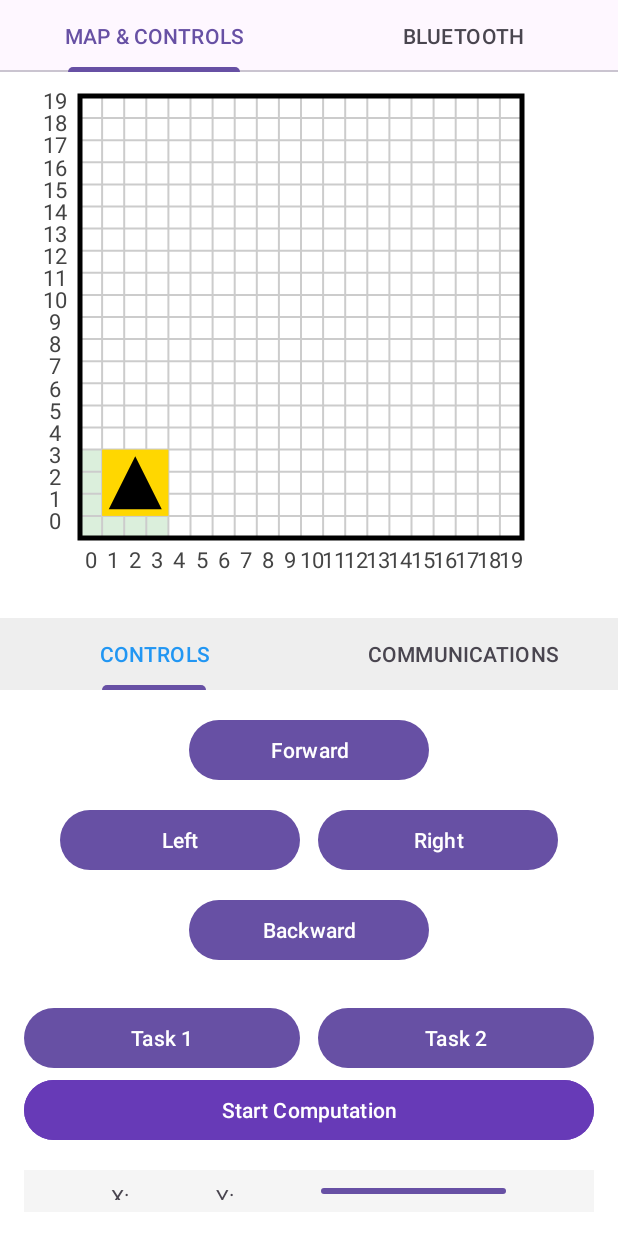
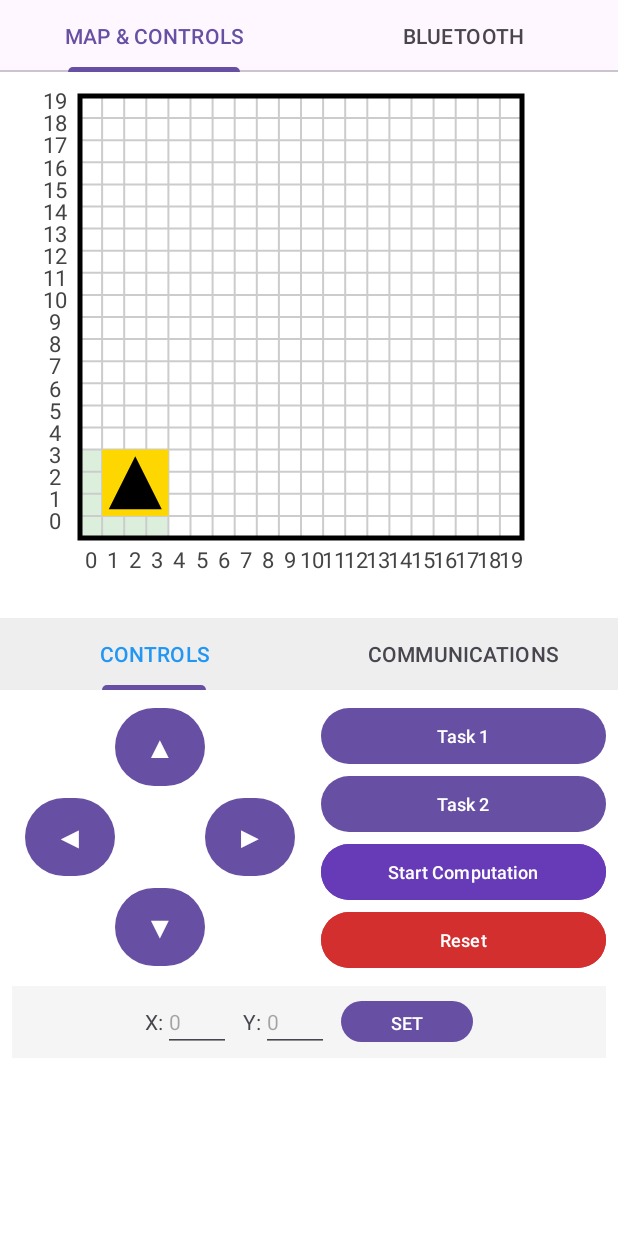
Before and after one commit to vvivivivv/SC2079-MDP-Group-24, an Android app: the screen it shows after launch (MainActivity), on a phone screen of 412 x 824 dp. Run offline under Robolectric (Android 15) with nearby library versions, the light colour scheme and no system bars.

Commit message:
feat: reset button and update controls ui
- added reset button to reset map state and robot positioning
- updated controls ui to use symbols for movement
- reverted lost code from map fragment for robot movement

```diff
--- a/android/app/src/main/java/com/ntu/group24/android/map/GridMap.java
+++ b/android/app/src/main/java/com/ntu/group24/android/map/GridMap.java
@@ -501,6 +501,16 @@ public class GridMap extends View {
         if (p.length == 0) return;
         String op = p[0].trim().toUpperCase(Locale.US);
 
+        if (cmd.trim().equalsIgnoreCase("RESET")) {
+            obstacles.clear();
+            robot.setX(1);
+            robot.setY(1);
+            robot.setDirection("N");
+            invalidate();
+            notifyRobotMovement();
+            return;
+        }
+
         switch (op) {
             case Constants.HEADER_ROBOT:
                 try {
--- a/android/app/src/main/java/com/ntu/group24/android/ui/ControlFragment.java
+++ b/android/app/src/main/java/com/ntu/group24/android/ui/ControlFragment.java
@@ -48,6 +48,7 @@ public class ControlFragment extends Fragment {
         Button btnTask1 = view.findViewById(R.id.btnTask1);
         Button btnTask2 = view.findViewById(R.id.btnTask2);
         Button btnCompute = view.findViewById(R.id.btnCompute);
+        Button btnResetMap = view.findViewById(R.id.btnResetMap);
         EditText etX = view.findViewById(R.id.etRobotX);
         EditText etY = view.findViewById(R.id.etRobotY);
         Button btnSet = view.findViewById(R.id.btnSetRobot);
@@ -77,6 +78,20 @@ public class ControlFragment extends Fragment {
                 String cmd = String.format(Locale.US, "ROBOT,%s,%s,N", xStr, yStr);
                 robotViewModel.setIncomingCommand(cmd);
             }
+        });
+
+        btnResetMap.setOnClickListener(v -> {
+            // Tell GridMap to reset locally
+            robotViewModel.setIncomingCommand("RESET");
+
+            // Tell Bluetooth to reset on RPi
+            MainActivity activity = (MainActivity) getActivity();
+            if (activity != null && activity.getBluetoothService() != null) {
+                activity.getBluetoothService().write("RESET");
+            }
+
+            broadcastStatus("Map Cleared & Robot Reset");
+            Toast.makeText(getContext(), "Map Reset", Toast.LENGTH_SHORT).show();
         });
     }
 
--- a/android/app/src/main/java/com/ntu/group24/android/ui/MapFragment.java
+++ b/android/app/src/main/java/com/ntu/group24/android/ui/MapFragment.java
@@ -110,6 +110,19 @@ public class MapFragment extends Fragment {
         getChildFragmentManager().beginTransaction()
                 .replace(R.id.map_bottom_container, new ControlFragment())
                 .commit();
+
+        robotViewModel.getMoveRequest().observe(getViewLifecycleOwner(), direction -> {
+            if (direction != null && gridMap != null) {
+                gridMap.moveRobotManually(direction);
+                robotViewModel.requestMovement(null);
+            }
+        });
+
+        robotViewModel.getIncomingCommand().observe(getViewLifecycleOwner(), command -> {
+            if (command != null && gridMap != null) {
+                handleIncomingCommand(command);
+            }
+        });
 
         gridMap.setOnRobotMovedListener((x, y, direction) -> {
             if (isAdded()) {
--- a/android/app/src/main/res/layout/fragment_control.xml
+++ b/android/app/src/main/res/layout/fragment_control.xml
@@ -1,133 +1,135 @@
 <?xml version="1.0" encoding="utf-8"?>
 <LinearLayout xmlns:android="http://schemas.android.com/apk/res/android"
-    xmlns:tools="http://schemas.android.com/tools"
     android:layout_width="match_parent"
     android:layout_height="match_parent"
     android:orientation="vertical"
-    android:padding="16dp"
-    tools:context=".ui.ControlFragment">
+    android:padding="8dp">
 
-    <!-- Movement controls -->
     <LinearLayout
         android:layout_width="match_parent"
         android:layout_height="wrap_content"
-        android:gravity="center"
-        android:orientation="vertical">
+        android:orientation="horizontal"
+        android:baselineAligned="false">
 
-        <Button
-            android:id="@+id/btnForward"
-            android:layout_width="160dp"
-            android:layout_height="48dp"
-            android:text="@string/move_forward" />
+        <!-- Compact D-Pad Movement -->
+        <TableLayout
+            android:layout_width="0dp"
+            android:layout_height="wrap_content"
+            android:layout_weight="1"
+            android:gravity="center">
+            <TableRow android:gravity="center">
+                <Button
+                    android:id="@+id/btnForward"
+                    android:layout_width="60dp"
+                    android:layout_height="60dp"
+                    android:text="@string/move_forward"
+                    android:textSize="20sp" />
+            </TableRow>
+            <TableRow android:gravity="center">
+                <Button
+                    android:id="@+id/btnLeft"
+                    android:layout_width="60dp"
+                    android:layout_height="60dp"
+                    android:text="@string/move_left"
+                    android:textSize="20sp" />
+                <View
+                    android:layout_width="60dp"
+                    android:layout_height="60dp" />
+                <Button
+                    android:id="@+id/btnRight"
+                    android:layout_width="60dp"
+                    android:layout_height="60dp"
+                    android:text="@string/move_right"
+                    android:textSize="20sp" />
+            </TableRow>
+            <TableRow android:gravity="center">
+                <Button
+                    android:id="@+id/btnBack"
+                    android:layout_width="60dp"
+                    android:layout_height="60dp"
+                    android:text="@string/move_backward" android:textSize="20sp" />
+            </TableRow>
+        </TableLayout>
 
+        <!-- Task & Reset Controls -->
         <LinearLayout
-            android:layout_width="match_parent"
+            android:layout_width="0dp"
             android:layout_height="wrap_content"
-            android:gravity="center"
-            android:orientation="horizontal"
-            android:layout_marginTop="12dp"
-            android:layout_marginBottom="12dp">
+            android:layout_weight="1"
+            android:orientation="vertical"
+            android:paddingStart="8dp"
+            android:paddingEnd="0dp">
 
             <Button
-                android:id="@+id/btnLeft"
-                android:layout_width="160dp"
-                android:layout_height="48dp"
-                android:text="@string/move_left" />
-
-            <Space
-                android:layout_width="12dp"
-                android:layout_height="1dp" />
+                android:id="@+id/btnTask1"
+                android:layout_width="match_parent"
+                android:layout_height="45dp"
+                android:text="@string/task1"
+                android:textSize="12sp" />
+            <Button
+                android:id="@+id/btnTask2"
+                android:layout_width="match_parent"
+                android:layout_height="45dp"
+                android:text="@string/task2" android:textSize="12sp" />
+            <Button
+                android:id="@+id/btnCompute"
+                android:layout_width="match_parent"
+                android:layout_height="45dp"
+                android:text="@string/start_computation"
+                android:backgroundTint="#673AB7"
+                android:textColor="#FFFFFF"
+                android:textSize="12sp" />
 
             <Button
-                android:id="@+id/btnRight"
-                android:layout_width="160dp"
-                android:layout_height="48dp"
-                android:text="@string/move_right" />
+                android:id="@+id/btnResetMap"
+                android:layout_width="match_parent"
+                android:layout_height="45dp"
+                android:text="@string/reset"
+                android:backgroundTint="#D32F2F"
+                android:textColor="#FFFFFF"
+                android:textSize="12sp" />
         </LinearLayout>
-
-        <Button
-            android:id="@+id/btnBack"
-            android:layout_width="160dp"
-            android:layout_height="48dp"
-            android:text="@string/move_backward" />
     </LinearLayout>
 
-    <!-- Task controls -->
+    <!-- Set Coordinates Banner -->
     <LinearLayout
         android:layout_width="match_parent"
         android:layout_height="wrap_content"
         android:orientation="horizontal"
         android:gravity="center"
-        android:layout_marginTop="24dp">
-
-        <Button
-            android:id="@+id/btnTask1"
-            android:layout_width="0dp"
-            android:layout_height="48dp"
-            android:layout_weight="1"
-            android:text="@string/task1" />
-
-        <Space
-            android:layout_width="12dp"
-            android:layout_height="1dp" />
-
-        <Button
-            android:id="@+id/btnTask2"
-            android:layout_width="0dp"
-            android:layout_height="48dp"
-            android:layout_weight="1"
-            android:text="@string/task2" />
-    </LinearLayout>
-
-    <Button
-        android:id="@+id/btnCompute"
-        android:layout_width="match_parent"
-        android:layout_height="wrap_content"
-        android:text="@string/start_computation"
-        android:backgroundTint="#673AB7"
-        android:textColor="#FFFFFF" />
-
-    <LinearLayout
-        android:layout_width="match_parent"
-        android:layout_height="wrap_content"
-        android:orientation="horizontal"
-        android:gravity="center"
-        android:layout_marginTop="16dp"
+        android:layout_marginTop="8dp"
         android:background="#F5F5F5"
-        android:padding="8dp">
-
+        android:padding="4dp">
         <TextView
             android:layout_width="wrap_content"
             android:layout_height="wrap_content"
             android:text="@string/label_x" />
-
         <EditText
             android:id="@+id/etRobotX"
-            android:layout_width="50dp"
+            android:layout_width="45dp"
             android:layout_height="wrap_content"
             android:inputType="number"
+            android:hint="@string/hint_zero"
             android:autofillHints="none"
-            android:hint="@string/hint_zero"/>
-
+            android:textSize="14sp"/>
         <TextView
             android:layout_width="wrap_content"
             android:layout_height="wrap_content"
             android:text="@string/label_y"
             android:layout_marginStart="8dp" />
-
         <EditText
             android:id="@+id/etRobotY"
-            android:layout_width="50dp"
+            android:layout_width="45dp"
             android:layout_height="wrap_content"
             android:inputType="number"
             android:autofillHints="none"
-            android:hint="@string/hint_zero"/>
-
+            android:hint="@string/hint_zero" android:textSize="14sp"/>
         <Button
             android:id="@+id/btnSetRobot"
             android:layout_width="wrap_content"
-            android:layout_height="wrap_content"
+            android:layout_height="35dp"
             android:layout_marginStart="8dp"
-            android:text="@string/btn_set_robot" />
+            android:text="@string/btn_set"
+            android:textSize="12sp" />
     </LinearLayout>
 </LinearLayout>
--- a/android/app/src/main/res/values/strings.xml
+++ b/android/app/src/main/res/values/strings.xml
@@ -45,13 +45,13 @@
     <string name="btn_set">SET</string>
 
     <!-- Control -->
-    <string name="move_left">Left</string>
-    <string name="move_right">Right</string>
-    <string name="move_forward">Forward</string>
-    <string name="move_backward">Backward</string>
+    <string name="move_left">◀</string>
+    <string name="move_right">▶</string>
+    <string name="move_forward">▲</string>
+    <string name="move_backward">▼</string>
     <string name="task1">Task 1</string>
     <string name="task2">Task 2</string>
     <string name="start_computation">Start Computation</string>
-
+    <string name="reset">Reset</string>
 
 </resources>
```
